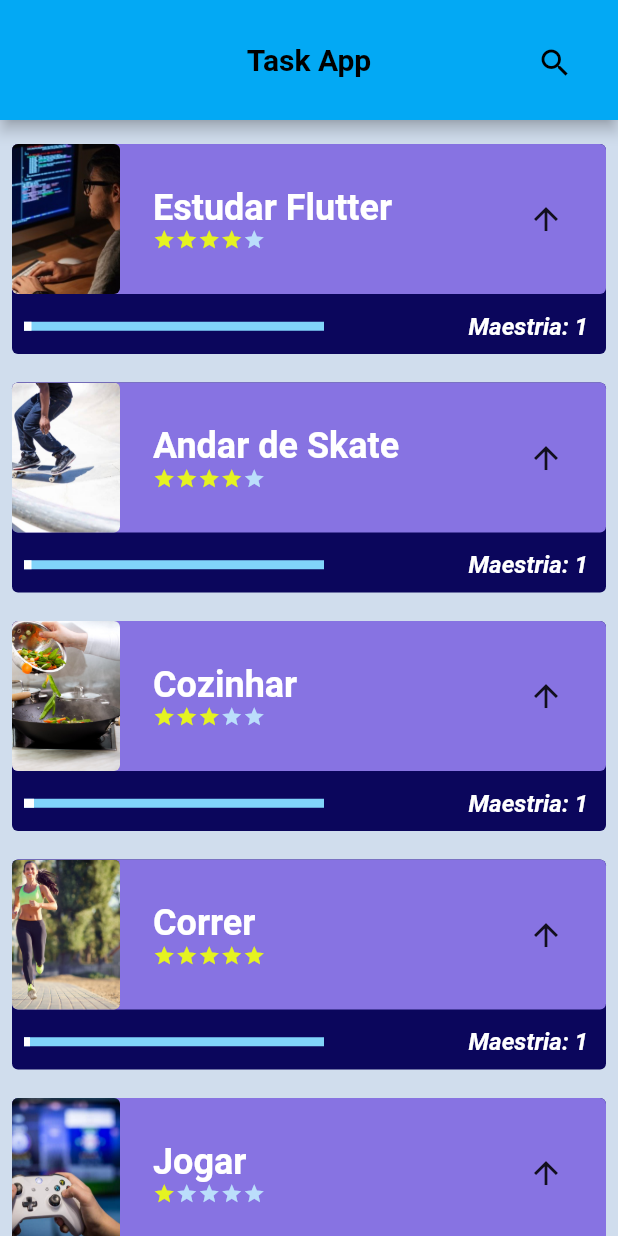
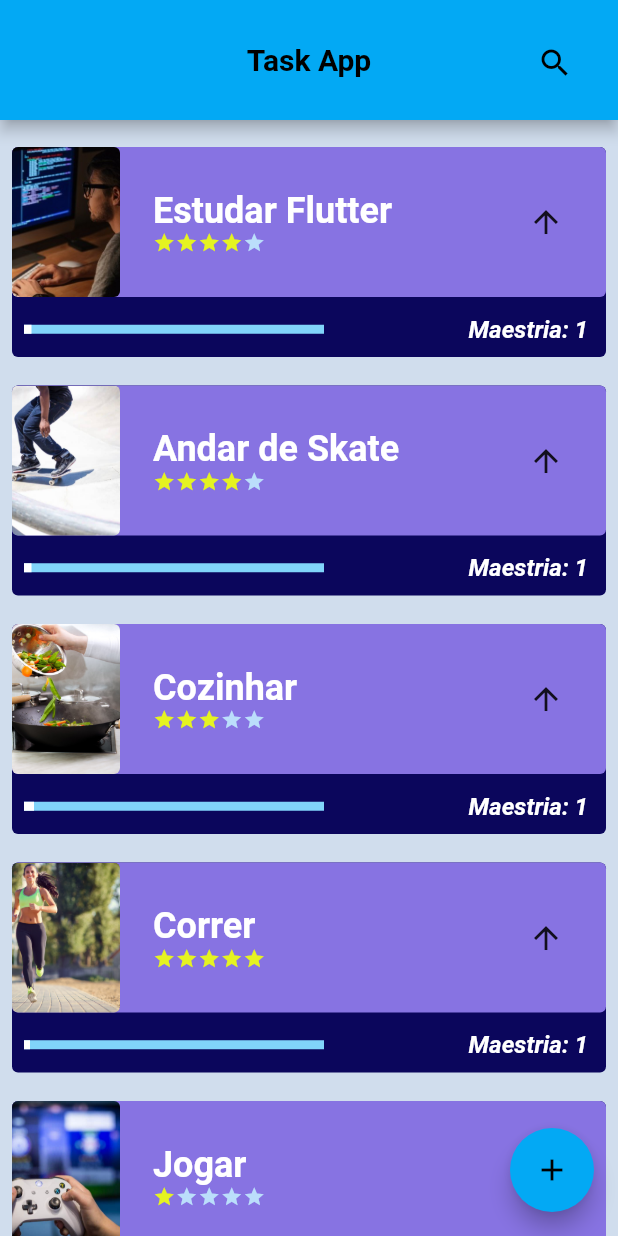
Before and after one commit to bath0ry/tasks_app_project, a Flutter app: the screen it shows after launch, on a phone screen of 412 x 824 dp. Run offline on Flutter 3.47's test engine with Material 2 defaults, Android fonts, the phone set to English and light mode, and no system bars.

Commit message:
add inherited/add new tasks

```diff
--- a/lib/components/tasks_widget.dart
+++ b/lib/components/tasks_widget.dart
@@ -17,6 +17,13 @@ class Tasks extends StatefulWidget {
 
 class _TasksState extends State<Tasks> {
   int level = 1;
+
+  bool assetOrNetwork() {
+    if (widget.foto.contains('http')) {
+      return false;
+    }
+    return true;
+  }
 
   void levelUp() {
     setState(() {
@@ -58,12 +65,23 @@ class _TasksState extends State<Tasks> {
                       ),
                       child: ClipRRect(
                         borderRadius: BorderRadius.circular(4),
-                        child: Image.asset(
-                          widget.foto,
-                          height: 100,
-                          width: 72,
-                          fit: BoxFit.cover,
-                        ),
+                        child: assetOrNetwork()
+                            ? Image.asset(
+                                widget.foto,
+                                height: 100,
+                                width: 72,
+                                fit: BoxFit.cover,
+                              )
+                            : Image.network(
+                                widget.foto,
+                                height: 100,
+                                width: 72,
+                                fit: BoxFit.cover,
+                                errorBuilder: (context, error, stackTrace) {
+                                  return Image.asset(
+                                      'assets/images/noimage.png');
+                                },
+                              ),
                       ),
                     ),
                     Column(
--- /dev/null
+++ b/lib/data/task_inherited.dart
@@ -0,0 +1,32 @@
+import 'package:alura_flutter_curso_1/components/tasks_widget.dart';
+import 'package:flutter/material.dart';
+
+class TaskInherited extends InheritedWidget {
+  TaskInherited({required super.child});
+  final List<Tasks> taskList = [
+    Tasks('Estudar Flutter', 'assets/images/programmer.jpg', 4),
+    Tasks('Andar de Skate', 'assets/images/skateboarding.jpg', 4),
+    Tasks('Cozinhar', 'assets/images/cook.jpg', 3),
+    Tasks('Correr', 'assets/images/correr.jpg', 5),
+    Tasks(
+      'Jogar',
+      'assets/images/controle.jpg',
+      1,
+    ),
+  ];
+  void newTask(String name, String photo, int difficulty) {
+    taskList.add(Tasks(name, photo, difficulty));
+  }
+
+  static TaskInherited of(BuildContext context) {
+    final TaskInherited? result =
+        context.dependOnInheritedWidgetOfExactType<TaskInherited>();
+    assert(result != null, 'No found in context');
+    return result!;
+  }
+
+  @override
+  bool updateShouldNotify(TaskInherited oldWidget) {
+    return oldWidget.taskList.length != taskList.length;
+  }
+}
--- a/lib/main.dart
+++ b/lib/main.dart
@@ -1,3 +1,4 @@
+import 'package:alura_flutter_curso_1/data/task_inherited.dart';
 import 'package:alura_flutter_curso_1/page/form_page.dart';
 import 'package:alura_flutter_curso_1/page/home_page.dart';
 import 'package:flutter/material.dart';
@@ -23,7 +24,10 @@ class _MyAppState extends State<MyApp> {
       theme: ThemeData(
         primarySwatch: Colors.lightBlue,
       ),
-      home: const SafeArea(child: HomePage()),
+      home: SafeArea(
+          child: TaskInherited(
+        child: HomePage(),
+      )),
     );
   }
 }
--- a/lib/page/form_page.dart
+++ b/lib/page/form_page.dart
@@ -1,8 +1,11 @@
 import 'package:alura_flutter_curso_1/components/arrow_back_form_widget.dart';
+import 'package:alura_flutter_curso_1/data/task_inherited.dart';
 import 'package:flutter/material.dart';
 
 class FormPage extends StatefulWidget {
-  const FormPage({super.key});
+  const FormPage({super.key, required this.taskContext});
+
+  final BuildContext taskContext;
 
   @override
   State<FormPage> createState() => _FormPageState();
@@ -147,6 +150,10 @@ class _FormPageState extends State<FormPage> {
                           TextButton(
                               onPressed: () {
                                 if (_formKey.currentState!.validate()) {
+                                  TaskInherited.of(widget.taskContext).newTask(
+                                      controllerName.text,
+                                      controllerImage.text,
+                                      int.parse(controllerDifficulty.text));
                                   ScaffoldMessenger.of(context).showSnackBar(
                                       SnackBar(
                                           content:
--- a/lib/page/home_page.dart
+++ b/lib/page/home_page.dart
@@ -1,4 +1,5 @@
 import 'package:alura_flutter_curso_1/components/tasks_widget.dart';
+import 'package:alura_flutter_curso_1/data/task_inherited.dart';
 import 'package:alura_flutter_curso_1/page/form_page.dart';
 import 'package:flutter/material.dart';
 
@@ -30,37 +31,18 @@ class _HomePage extends State<HomePage> {
       body: Container(
         color: const Color.fromARGB(255, 208, 221, 237),
         child: ListView(
-          children: [
-            Padding(
-              padding: EdgeInsets.only(top: 8),
-              child:
-                  Tasks('Estudar Flutter', 'assets/images/programmer.jpg', 4),
-            ),
-            Tasks('Andar de Skate', 'assets/images/skateboarding.jpg', 4),
-            Tasks('Cozinhar', 'assets/images/cook.jpg', 3),
-            Tasks('Correr', 'assets/images/correr.jpg', 5),
-            Tasks(
-              'Jogar',
-              'assets/images/controle.jpg',
-              1,
-            ),
-            Row(
-              mainAxisAlignment: MainAxisAlignment.end,
-              children: [
-                Padding(
-                  padding: const EdgeInsets.all(8.0),
-                  child: FloatingActionButton(
-                      onPressed: () {
-                        Navigator.of(context).push(MaterialPageRoute(
-                            builder: (BuildContext context) => FormPage()));
-                      },
-                      child: Icon(Icons.add)),
-                ),
-              ],
-            )
-          ],
+          children: TaskInherited.of(context).taskList,
+          padding: EdgeInsets.only(top: 10, bottom: 80),
         ),
       ),
+      floatingActionButton: FloatingActionButton(
+          onPressed: () {
+            Navigator.of(context).push(MaterialPageRoute(
+                builder: (BuildContext contextNew) => FormPage(
+                      taskContext: context,
+                    )));
+          },
+          child: Icon(Icons.add)),
     );
   }
 }
```
